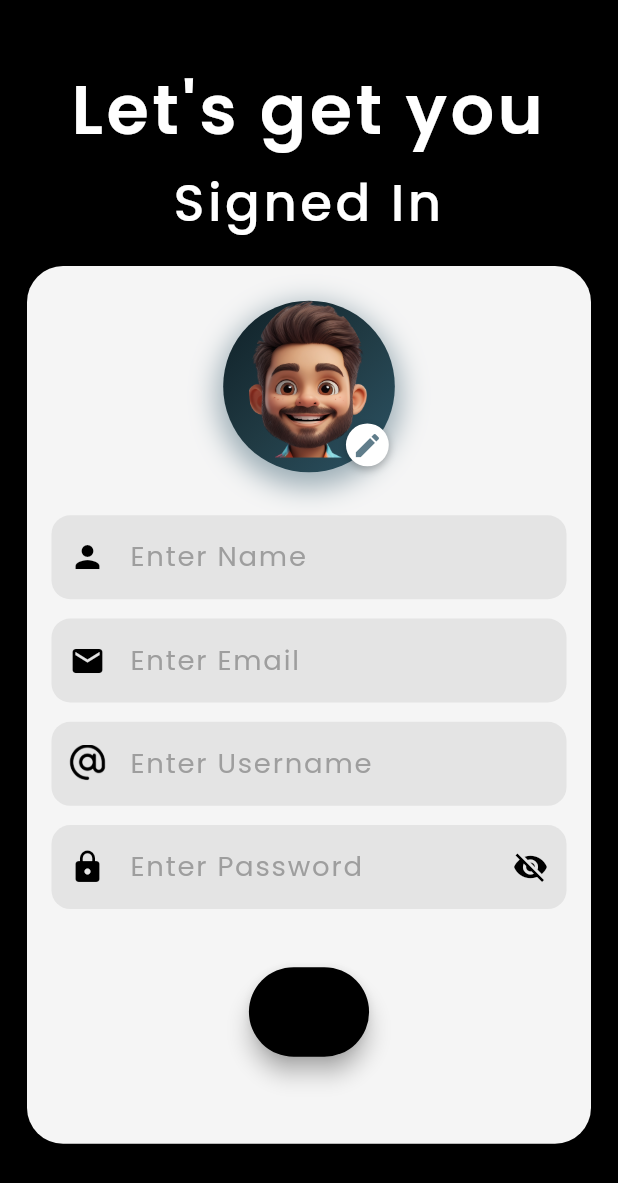
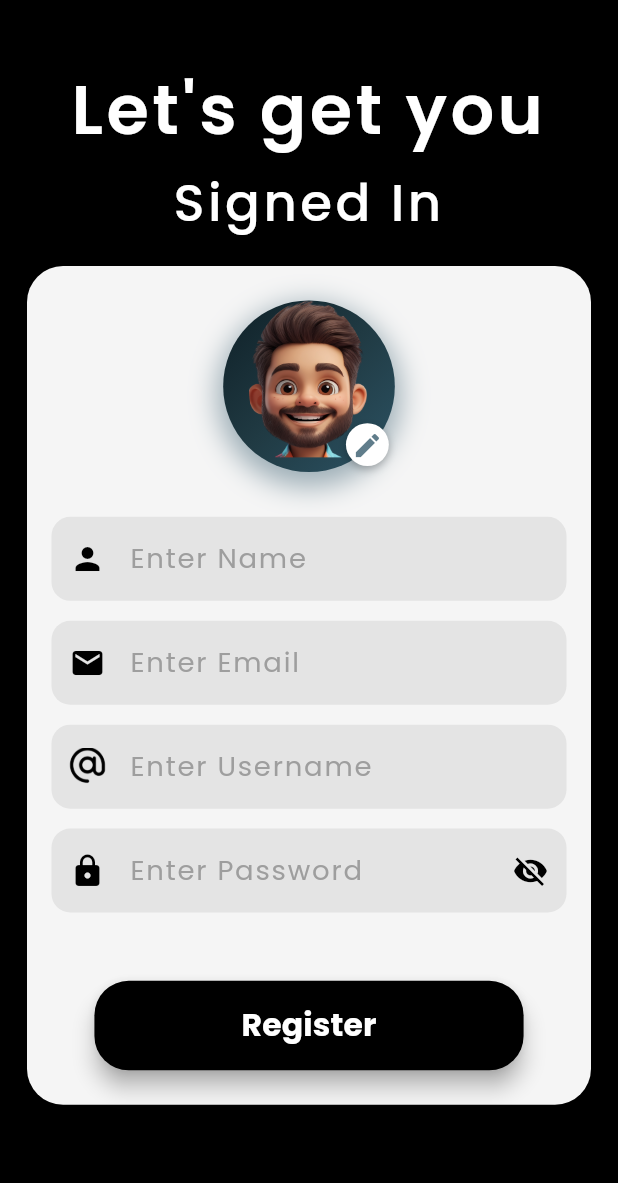
Before and after one commit to Rauftaha757/CHATaPP_CLIENT, a Flutter app: the RegisterPage screen opened directly, after a tap on "Register", on a phone screen of 412 x 824 dp. Shown: the top 1183 px of the screen. Run offline on Flutter 3.47's test engine with Material 3 defaults, Android fonts, the phone set to English and light mode, and no system bars; our stand-ins replace flutter_screenutil, google_fonts, image_picker.

Commit message:
new files

```diff
--- a/lib/Screens/AuthScreens/registerpage.dart
+++ b/lib/Screens/AuthScreens/registerpage.dart
@@ -1,23 +1,32 @@
-import 'dart:ui';
-import 'package:chatapp/Utils/custom_textfilelds.dart';
+import 'dart:io';
 import 'package:flutter/material.dart';
 import 'package:flutter_screenutil/flutter_screenutil.dart';
-import 'package:image_picker/image_picker.dart';
-import 'dart:io';
-
 import '../../Utils/Custom_Text.dart';
 import '../../Utils/CutomButton.dart';
+import '../../Utils/ShowCameraDialog.dart';
+import '../../Utils/custom_textfilelds.dart';
+import '../../Utils/imagepickercamera.dart';
 import '../../Utils/imagepickergallery.dart';
+import '../../controllers/Handle_Register_Api.dart';
+
 class RegisterPage extends StatefulWidget {
   @override
   State<RegisterPage> createState() => _RegisterPageState();
 }
 
 class _RegisterPageState extends State<RegisterPage> {
-  bool obsec=true;
+  ValueNotifier<bool> isLoading = ValueNotifier(false);
+  bool obsec = true;
   File? selectedImage;
+  late RegisterController registerController;
 
-  void _selectImage() async {
+  @override
+  void initState() {
+    super.initState();
+    registerController = RegisterController(context, isLoading);
+  }
+
+  void _selectImagefromGallery() async {
     final File? image = await pickImageFromGallery();
     if (image != null) {
       setState(() {
@@ -26,11 +35,20 @@ class _RegisterPageState extends State<RegisterPage> {
     }
   }
 
-  bool ispressed=false;
-  TextEditingController emailcontroller =TextEditingController();
-  TextEditingController passwordcontroller=TextEditingController();
-  TextEditingController usernamecontroller =TextEditingController();
-  TextEditingController namecontroller =TextEditingController();
+  void _selectImagefromCamera() async {
+    final File? image = await pickImageFromCamera();
+    if (image != null) {
+      setState(() {
+        selectedImage = image;
+      });
+    }
+  }
+
+  TextEditingController emailcontroller = TextEditingController();
+  TextEditingController passwordcontroller = TextEditingController();
+  TextEditingController usernamecontroller = TextEditingController();
+  TextEditingController namecontroller = TextEditingController();
+
   @override
   Widget build(BuildContext context) {
     return Scaffold(
@@ -38,11 +56,8 @@ class _RegisterPageState extends State<RegisterPage> {
       body: SafeArea(
         child: SingleChildScrollView(
           child: Column(
-            mainAxisAlignment: MainAxisAlignment.center,
             children: [
-              SizedBox(
-                height: 34.h,
-              ),
+              SizedBox(height: 34.h),
               Padding(
                 padding: EdgeInsets.symmetric(horizontal: 15.r),
                 child: Column(
@@ -68,25 +83,17 @@ class _RegisterPageState extends State<RegisterPage> {
                   ],
                 ),
               ),
-
-
-
-
-
-
               Padding(
                 padding: const EdgeInsets.all(18.0),
                 child: Container(
                   width: double.infinity,
-                height: 490.h,
-
-                decoration:
-                BoxDecoration(
-                  color: Colors.grey.shade100, // Light grey box background
+                  decoration: BoxDecoration(
+                    color: Colors.grey.shade100,
                     borderRadius: BorderRadius.circular(21.r),
                   ),
-
-                child:Column(
+                  child: Padding(
+                    padding: EdgeInsets.symmetric(vertical: 20.r),
+                    child: Column(
                       mainAxisAlignment: MainAxisAlignment.center,
                       children: [
                         Stack(
@@ -116,7 +123,14 @@ class _RegisterPageState extends State<RegisterPage> {
                                 radius: 50.r,
                                 backgroundColor: Colors.transparent,
                                 child: ClipOval(
-                              child: Image.asset(
+                                  child: selectedImage != null
+                                      ? Image.file(
+                                    selectedImage!,
+                                    width: 100.r,
+                                    height: 100.r,
+                                    fit: BoxFit.cover,
+                                  )
+                                      : Image.asset(
                                     "assets/images/avatar2.png",
                                     width: 70.r,
                                     height: 100.r,
@@ -125,8 +139,6 @@ class _RegisterPageState extends State<RegisterPage> {
                                 ),
                               ),
                             ),
-
-                        // Pencil icon positioned at bottom right
                             Positioned(
                               bottom: 4,
                               right: 4,
@@ -143,6 +155,14 @@ class _RegisterPageState extends State<RegisterPage> {
                                     ),
                                   ],
                                 ),
+                                child: InkWell(
+                                  onTap: () {
+                                    showImageSourceDialog(
+                                      context: context,
+                                      onCameraTap: _selectImagefromCamera,
+                                      onGalleryTap: _selectImagefromGallery,
+                                    );
+                                  },
                                   child: Icon(
                                     Icons.edit,
                                     size: 18.r,
@@ -150,22 +170,33 @@ class _RegisterPageState extends State<RegisterPage> {
                                   ),
                                 ),
                               ),
+                            ),
                           ],
                         ),
-
-
-                    Padding(
-                      padding:  EdgeInsets.only(top: 25.r),
-                      child: CustomTextFields(controller: namecontroller, obsecureText: false, hinttext: "Enter Name", fillcolor: Colors.grey.withOpacity(0.2), height: 50, width: 300, keyboardtype: TextInputType.text,prefixicon: Icon(Icons.person,color: Colors.black,),),
+                        SizedBox(height: 25.h),
+                        CustomTextFields(
+                          controller: namecontroller,
+                          obsecureText: false,
+                          hinttext: "Enter Name",
+                          fillcolor: Colors.grey.withOpacity(0.2),
+                          height: 50,
+                          width: 300,
+                          keyboardtype: TextInputType.text,
+                          prefixicon: Icon(Icons.person, color: Colors.black),
                         ),
-                    Padding(
-                      padding:  EdgeInsets.only(top: 8.r),
-                      child: CustomTextFields(controller: emailcontroller, obsecureText: false, hinttext: "Enter Email", fillcolor:  Colors.grey.withOpacity(0.2), height: 50, width: 300, keyboardtype: TextInputType.text,prefixicon: Icon(Icons.mail,color: Colors.black,),),
+                        SizedBox(height: 8.h),
+                        CustomTextFields(
+                          controller: emailcontroller,
+                          obsecureText: false,
+                          hinttext: "Enter Email",
+                          fillcolor: Colors.grey.withOpacity(0.2),
+                          height: 50,
+                          width: 300,
+                          keyboardtype: TextInputType.emailAddress,
+                          prefixicon: Icon(Icons.mail, color: Colors.black),
                         ),
-
-                    Padding(
-                      padding: EdgeInsets.only(top: 8.r),
-                      child: CustomTextFields(
+                        SizedBox(height: 8.h),
+                        CustomTextFields(
                           controller: usernamecontroller,
                           obsecureText: false,
                           hinttext: "Enter Username",
@@ -173,7 +204,7 @@ class _RegisterPageState extends State<RegisterPage> {
                           height: 50,
                           width: 300,
                           keyboardtype: TextInputType.text,
-                        prefixicon:  Padding(
+                          prefixicon: Padding(
                             padding: EdgeInsets.all(10.r),
                             child: Image.asset(
                               "assets/images/at.png",
@@ -183,11 +214,8 @@ class _RegisterPageState extends State<RegisterPage> {
                             ),
                           ),
                         ),
-                    )
-                        ,
-                    Padding(
-                      padding: EdgeInsets.only(top: 8.r),
-                      child: CustomTextFields(
+                        SizedBox(height: 8.h),
+                        CustomTextFields(
                           controller: passwordcontroller,
                           obsecureText: obsec,
                           hinttext: "Enter Password",
@@ -208,26 +236,57 @@ class _RegisterPageState extends State<RegisterPage> {
                             ),
                           ),
                         ),
+                        SizedBox(height: 35.h),
+                        ValueListenableBuilder<bool>(
+                          valueListenable: isLoading,
+                          builder: (context, loading, _) {
+                            return ElevatedButton(
+                              style: ElevatedButton.styleFrom(
+                                minimumSize: Size(250.w, 50.h),
+                                backgroundColor: Colors.black,
+                                shape: RoundedRectangleBorder(
+                                  borderRadius: BorderRadius.circular(20.r),
                                 ),
-                    Padding(
-                      padding:  EdgeInsets.all(35.0),
-                      child: AnimatedContainer(
-                        width: ispressed ? 70.w : 250.w,
-                        height: 50.h,
-                        duration: Duration(milliseconds: 200),
-                        child: CustomButton(text:ispressed? "" : "Register", buttoncolor: Color(0xFF000000), textcolor: Colors.white, fontWeight: FontWeight.bold,  borderRadius: BorderRadius.circular(ispressed ? 100.r : 15.r), onpressed: (){
-                          setState(() {
-                            ispressed=!ispressed;
-                          });
-                        }, fontsize: 21, elevation: 6,shadowcolor: Colors.grey,),
+                                elevation: 6,
+                                shadowColor: Colors.grey,
+                              ),
+                              onPressed: loading
+                                  ? null
+                                  : () {
+                                registerController.handleregister(
+                                  namecontroller.text,
+                                  emailcontroller.text,
+                                  usernamecontroller.text,
+                                  passwordcontroller.text,
+                                  selectedImage,
+                                );
+                              },
+                              child: loading
+                                  ? SizedBox(
+                                width: 24,
+                                height: 24,
+                                child: CircularProgressIndicator(
+                                  strokeWidth: 2.5,
+                                  valueColor:
+                                  AlwaysStoppedAnimation<Color>(Colors.white),
                                 ),
                               )
-
+                                  : Text(
+                                "Register",
+                                style: TextStyle(
+                                  color: Colors.white,
+                                  fontWeight: FontWeight.bold,
+                                  fontSize: 21,
+                                ),
+                              ),
+                            );
+                          },
+                        ),
                       ],
                     ),
                   ),
-            )
-
+                ),
+              ),
             ],
           ),
         ),
```
Lines whose indentation alone changed are shown as unchanged.
